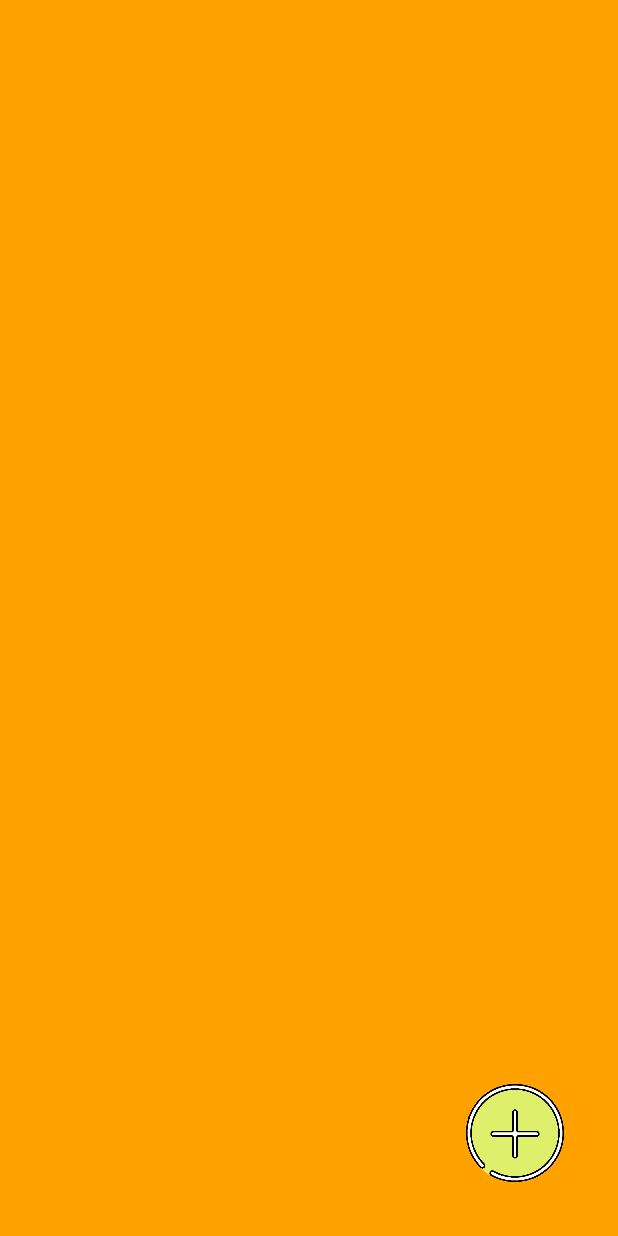
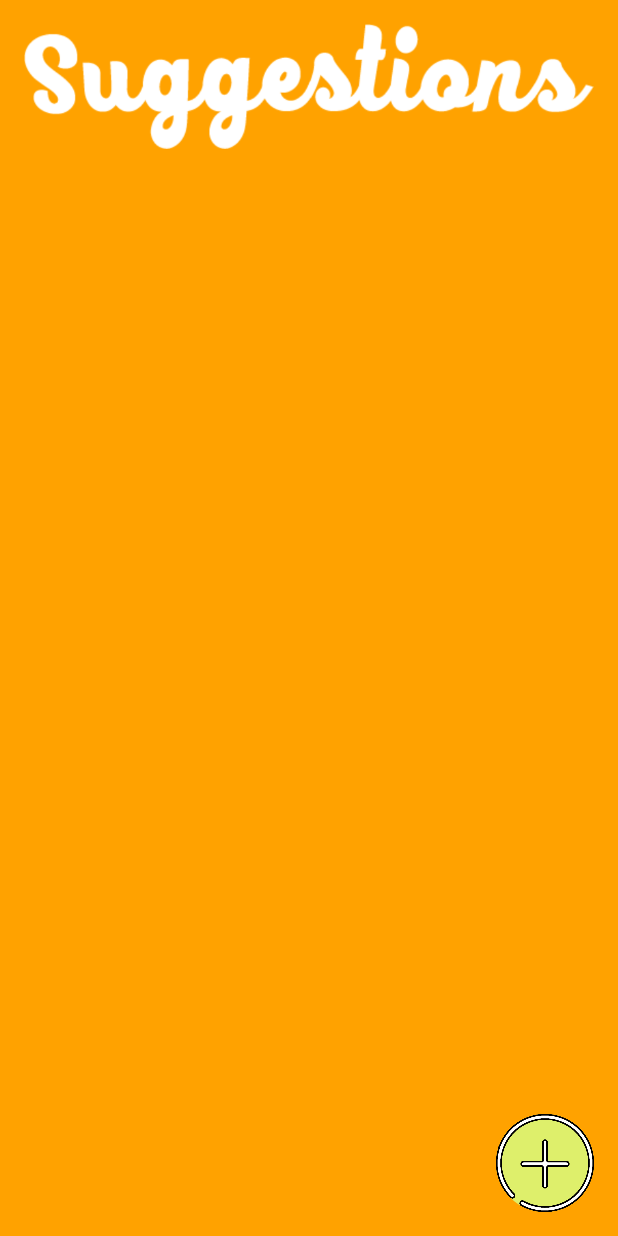
Before and after one commit to noeltrivedi/PlaylistHero, an Android app: the layout activity_inside_playlist.xml on its own in the app's theme, with its tools: preview values and no code run, on a phone screen of 412 x 824 dp. Run offline under Robolectric (Android 15) with nearby library versions, the phone set to English and light mode, and no system bars.

Commit message:
Cleaned up the suggestion playlist GUI and the splash screen

```diff
--- a/app/src/main/res/layout/activity_inside_playlist.xml
+++ b/app/src/main/res/layout/activity_inside_playlist.xml
@@ -7,6 +7,18 @@
     tools:context="itp341.compestine.vinson.playlisthero.InsidePlaylist"
     android:background="#FFA200"
     >
+
+    <ImageView
+        android:layout_width="fill_parent"
+        android:layout_height="wrap_content"
+        android:id="@+id/imageView"
+        android:src="@drawable/suggestion_text"
+        android:layout_alignParentStart="false"
+        android:scaleType="centerInside"
+        android:layout_alignEnd="@+id/songList"
+        android:cropToPadding="false"
+        android:layout_centerHorizontal="true"
+        android:adjustViewBounds="true"/>
 
     <ImageButton
         android:layout_width="65dp"
@@ -19,15 +31,19 @@
         android:background="@drawable/oval"
         android:src="@drawable/plus"
         android:scaleType="fitCenter"
-        android:layout_marginBottom="20dp"
-        android:layout_marginRight="20dp"
+        android:layout_marginBottom="0dp"
+        android:layout_marginRight="0dp"
 
         />
 
     <ListView
         android:layout_width="wrap_content"
         android:layout_height="wrap_content"
-        android:id="@+id/songList"></ListView>
+        android:id="@+id/songList"
+        android:layout_below="@+id/imageView"
+        android:paddingBottom="75dp"
+        android:clipToPadding="false">
+    </ListView>
 
 
 </RelativeLayout>
```
Also changed, not shown: app/src/main/res/layout/activity_main.xml (+13 -8 lines), app/src/main/res/drawable/suggestion_text.png (added), app/src/main/res/drawable/text_center.png (added).
